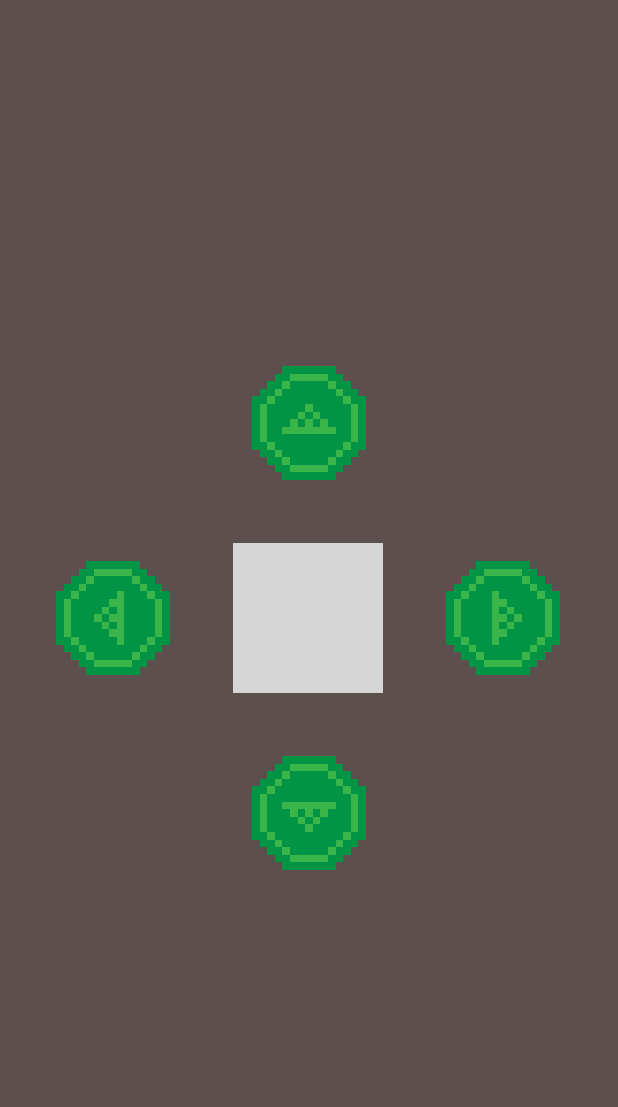
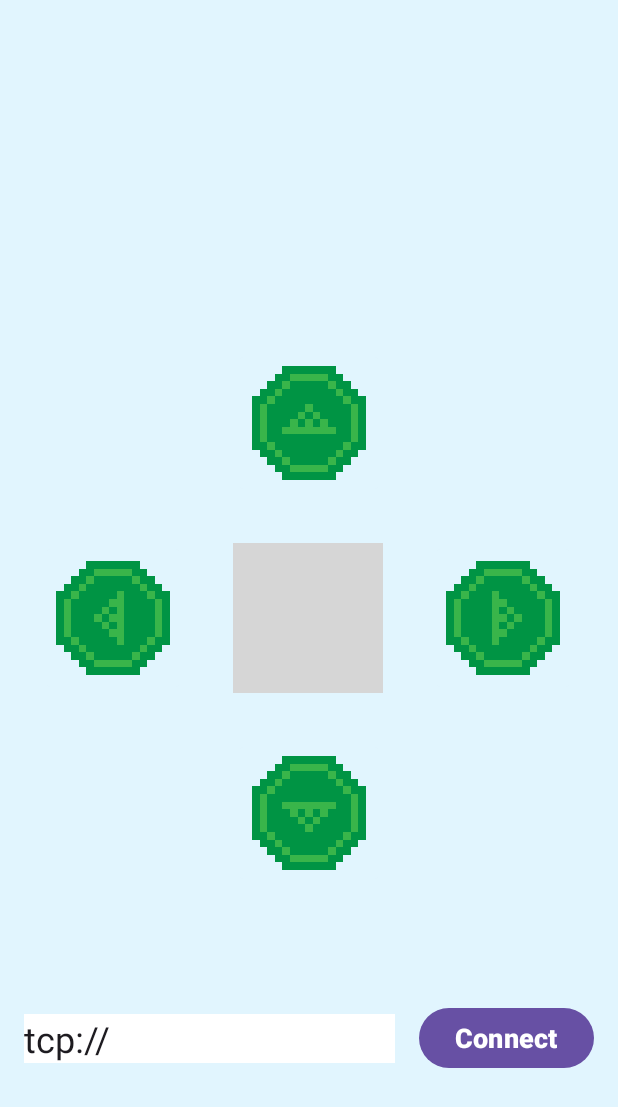
Before and after one commit to Phanxv/2566-CPE311-Kokujin, an Android app: the screen it shows after launch (MainActivity), on a phone screen of 412 x 824 dp. Shown: the top 1107 px of the screen. Run offline under Robolectric (Android 15) with nearby library versions, the light colour scheme and no system bars; libraries missing offline, so code that uses them is left out: org.eclipse.paho; 3 statements that could not run were skipped; grey boxes are pictures that could not be loaded.

Commit message:
Implementing MQTT (Not Finished)

```diff
--- a/ControlApp/app/build.gradle
+++ b/ControlApp/app/build.gradle
@@ -29,7 +29,7 @@ android {
 }
 
 dependencies {
-
+    implementation 'org.eclipse.paho:org.eclipse.paho.client.mqttv3:1.2.0'
     implementation 'androidx.appcompat:appcompat:1.6.1'
     implementation 'com.google.android.material:material:1.11.0'
     implementation 'androidx.constraintlayout:constraintlayout:2.1.4'
--- a/ControlApp/app/src/main/AndroidManifest.xml
+++ b/ControlApp/app/src/main/AndroidManifest.xml
@@ -1,7 +1,8 @@
 <?xml version="1.0" encoding="utf-8"?>
 <manifest xmlns:android="http://schemas.android.com/apk/res/android"
     xmlns:tools="http://schemas.android.com/tools">
-
+    <uses-permission android:name="android.permission.INTERNET" />
+    <uses-permission android:name="android.permission.ACCESS_NETWORK_STATE" />
     <application
         android:allowBackup="true"
         android:dataExtractionRules="@xml/data_extraction_rules"
--- a/ControlApp/app/src/main/java/com/example/controlapp/MainActivity.java
+++ b/ControlApp/app/src/main/java/com/example/controlapp/MainActivity.java
@@ -5,21 +5,33 @@ import androidx.appcompat.app.AppCompatActivity;
 import android.os.Bundle;
 import android.view.MotionEvent;
 import android.view.View;
+import android.widget.Button;
+import android.widget.EditText;
 import android.widget.ImageButton;
 import android.widget.Toast;
 
+import org.eclipse.paho.client.mqttv3.MqttClient;
+import org.eclipse.paho.client.mqttv3.MqttConnectOptions;
+import org.eclipse.paho.client.mqttv3.MqttException;
+
 public class MainActivity extends AppCompatActivity {
-
+    private static String BROKER_URL = "";
+    private static final String CLIENT_ID = "ControlApp";
+    private MqttHandler mqttHandler;
+    private String connectToastMsg = "";
     ImageButton ShootButton;
     ImageButton UpButton;
     ImageButton BottomButton;
     ImageButton LeftButton;
     ImageButton RightButton;
+    Button ConnectButton;
+    EditText addressTextField;
+
     @Override
     protected void onCreate(Bundle savedInstanceState) {
         super.onCreate(savedInstanceState);
         setContentView(R.layout.activity_main);
-
+        mqttHandler = new MqttHandler();
         ShootButton = (ImageButton) findViewById(R.id.ShootButton);
         ShootButton.setOnTouchListener(new View.OnTouchListener() {
             @Override
@@ -85,5 +97,33 @@ public class MainActivity extends AppCompatActivity {
                 return true;
             }
         });
+        MqttConnectOptions options = new MqttConnectOptions();
+        options.setCleanSession(true);
+        options.setKeepAliveInterval(60);
+        ConnectButton = (Button) findViewById(R.id.connect_btn);
+        addressTextField = (EditText) findViewById(R.id.serverAddress);
+        ConnectButton.setOnClickListener(new View.OnClickListener() {
+            @Override
+            public void onClick(View v) {
+                BROKER_URL = addressTextField.getText().toString();
+                connectToastMsg = "Connected to : " + BROKER_URL;
+                mqttHandler.connect(BROKER_URL,CLIENT_ID);
+                publishMessage("ControlApp/Connection","CONNECTED");
+                Toast.makeText(MainActivity.this, connectToastMsg, Toast.LENGTH_SHORT).show();
+            }
+        });
+    }
+    private void publishMessage(String topic, String message){
+        Toast.makeText(this, "Publishing message: " + message, Toast.LENGTH_SHORT).show();
+        mqttHandler.publish(topic,message);
+    }
+    private void subscribeToTopic(String topic){
+        Toast.makeText(this, "Subscribing to topic "+ topic, Toast.LENGTH_SHORT).show();
+        mqttHandler.subscribe(topic);
+    }
+    @Override
+    protected void onDestroy() {
+        mqttHandler.disconnect();
+        super.onDestroy();
     }
 }
--- a/ControlApp/app/src/main/res/layout/activity_main.xml
+++ b/ControlApp/app/src/main/res/layout/activity_main.xml
@@ -4,14 +4,14 @@
     xmlns:tools="http://schemas.android.com/tools"
     android:layout_width="match_parent"
     android:layout_height="match_parent"
-    android:background="#5E4F4F"
+    android:background="#E1F5FE"
     tools:context=".MainActivity">
 
     <ImageButton
         android:id="@+id/ShootButton"
         android:layout_width="100dp"
         android:layout_height="100dp"
-        android:backgroundTint="#5E4F4F"
+        android:backgroundTint="#E1F5FE"
         android:scaleType="fitCenter"
         android:src="@drawable/shoot"
         app:layout_constraintBottom_toBottomOf="parent"
@@ -25,7 +25,7 @@
         android:layout_width="100dp"
         android:layout_height="100dp"
         android:layout_marginBottom="30dp"
-        android:backgroundTint="#5E4F4F"
+        android:backgroundTint="#E1F5FE"
         android:scaleType="fitCenter"
         android:src="@drawable/direction"
         app:layout_constraintBottom_toTopOf="@+id/ShootButton"
@@ -37,7 +37,7 @@
         android:layout_width="100dp"
         android:layout_height="100dp"
         android:layout_marginTop="30dp"
-        android:backgroundTint="#5E4F4F"
+        android:backgroundTint="#E1F5FE"
         android:rotation="-180"
         android:scaleType="fitCenter"
         android:src="@drawable/direction"
@@ -50,7 +50,7 @@
         android:layout_width="100dp"
         android:layout_height="100dp"
         android:layout_marginEnd="30dp"
-        android:backgroundTint="#5E4F4F"
+        android:backgroundTint="#E1F5FE"
         android:rotation="-90"
         android:scaleType="fitCenter"
         android:src="@drawable/direction"
@@ -63,7 +63,7 @@
         android:layout_width="100dp"
         android:layout_height="100dp"
         android:layout_marginStart="30dp"
-        android:backgroundTint="#5E4F4F"
+        android:backgroundTint="#E1F5FE"
         android:rotation="90"
         android:scaleType="fitCenter"
         android:src="@drawable/direction"
@@ -71,4 +71,38 @@
         app:layout_constraintStart_toEndOf="@+id/ShootButton"
         app:layout_constraintTop_toTopOf="parent" />
 
+    <EditText
+        android:id="@+id/serverAddress"
+        android:layout_width="0dp"
+        android:layout_height="wrap_content"
+        android:layout_marginStart="16dp"
+        android:layout_marginEnd="16dp"
+        android:layout_marginBottom="32dp"
+        android:background="#FFFFFF"
+        android:ems="10"
+        android:hint="Server address"
+        android:inputType="text"
+        android:text="tcp://"
+        android:textSize="24sp"
+        app:layout_constraintBottom_toBottomOf="parent"
+        app:layout_constraintEnd_toStartOf="@+id/connect_btn"
+        app:layout_constraintStart_toStartOf="parent"
+        app:layout_constraintTop_toBottomOf="@+id/BottomButton" />
+
+    <Button
+        android:id="@+id/connect_btn"
+        android:layout_width="wrap_content"
+        android:layout_height="wrap_content"
+        android:layout_marginTop="-8dp"
+        android:layout_marginEnd="16dp"
+        android:text="Connect"
+        android:textSize="18sp"
+        android:textStyle="bold"
+        app:layout_constraintEnd_toEndOf="parent"
+        app:layout_constraintStart_toEndOf="@+id/serverAddress"
+        app:layout_constraintTop_toTopOf="@+id/serverAddress" />
+
+    " />
+
+
 </androidx.constraintlayout.widget.ConstraintLayout>
```
Also changed, not shown: ControlApp/app/src/main/java/com/example/controlapp/MqttHandler.java (added, +55 -0 lines).
